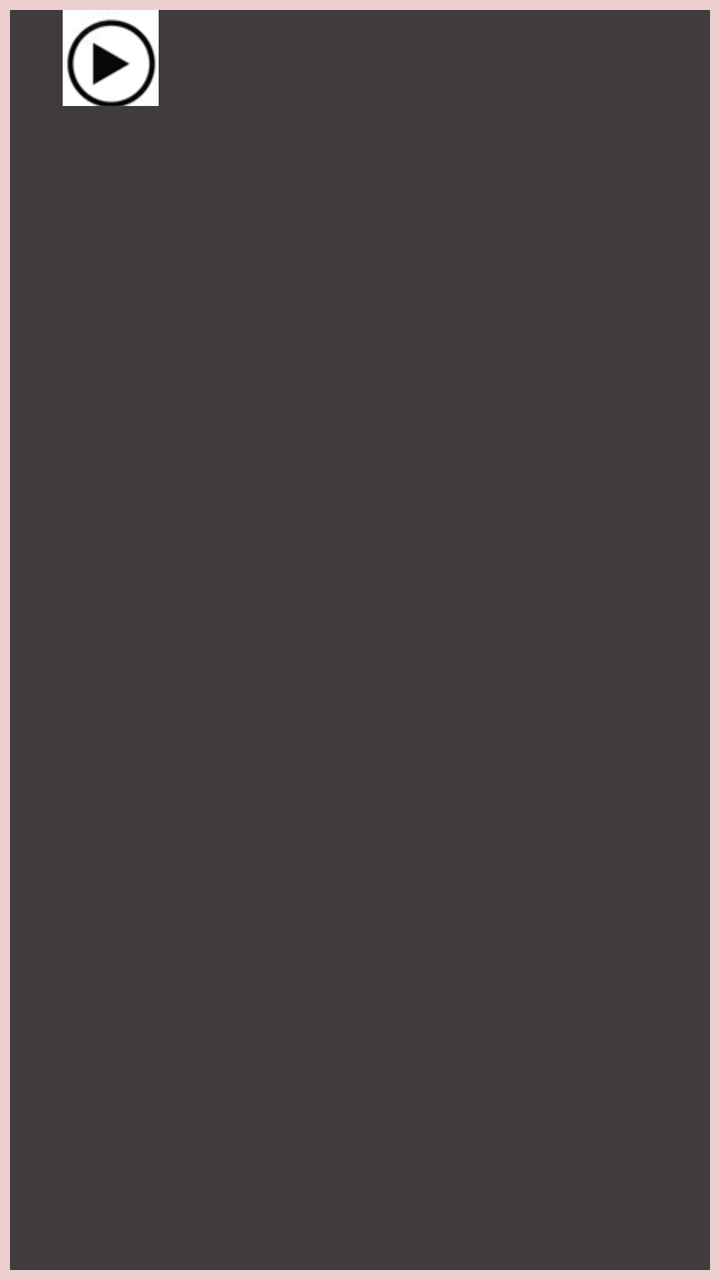
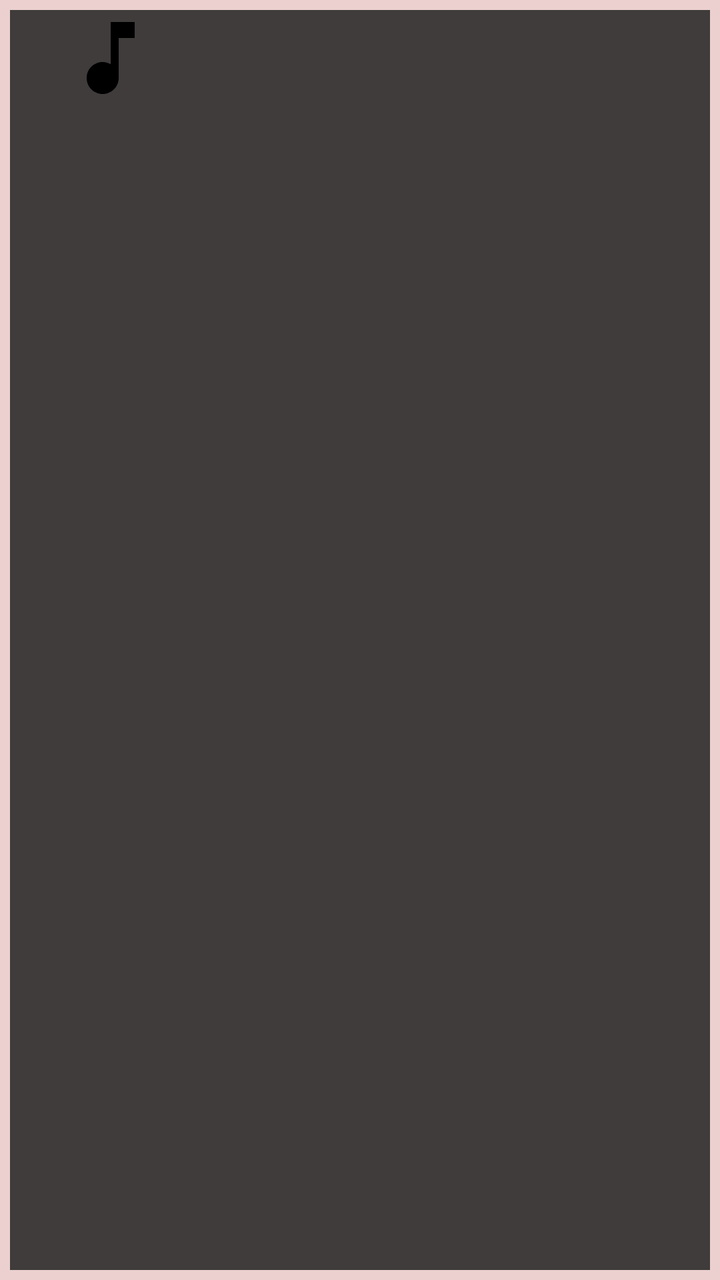

The first picture is an Android layout as it rendered before a commit; the second is the same layout after the commit. The layout source and the unified diff follow.
<!-- AndroidManifest.xml: application theme Theme.Playlist -->
<!-- res/layout/canzone.xml -->
<?xml version="1.0" encoding="utf-8"?>
<LinearLayout xmlns:android="http://schemas.android.com/apk/res/android"
    xmlns:app="http://schemas.android.com/apk/res-auto"
    xmlns:tools="http://schemas.android.com/tools"
    android:layout_width="match_parent"
    android:layout_height="wrap_content"
    android:background="#ECD0D0"
    android:clickable="true"
    android:focusable="true"
    android:orientation="vertical"
    android:padding="5dp"
    tools:context=".canzone">

    <LinearLayout
        android:layout_width="match_parent"
        android:layout_height="match_parent"
        android:background="#403C3C"
        android:orientation="horizontal">

        <TextView
            android:id="@+id/numero"
            android:layout_width="wrap_content"
            android:layout_height="wrap_content"
            android:layout_marginTop="15dp"
            android:layout_weight="0.1"
            android:textAlignment="center"
            android:textColor="#FFFFFF"
            android:textSize="16sp"
            android:textStyle="bold" />

        <ImageView
            android:id="@+id/copertina"
            android:layout_width="48dp"
            android:layout_height="48dp"
            android:layout_marginEnd="12dp"
            android:scaleType="centerCrop"
            android:src="@tools:sample/avatars"
            app:srcCompat="@drawable/apri" />

        <LinearLayout
            android:layout_width="0dp"
            android:layout_height="wrap_content"
            android:layout_weight="1"
            android:background="#403C3C"
            android:orientation="vertical">

            <TextView
                android:id="@+id/titoloCan"
                android:layout_width="match_parent"
                android:layout_height="wrap_content"
                android:textSize="16sp"
                android:textStyle="bold" />

            <TextView
                android:id="@+id/artiCan"
                android:layout_width="match_parent"
                android:layout_height="wrap_content"
                android:layout_marginTop="5dp"
                android:textColor="#888888"
                android:textSize="16sp" />
        </LinearLayout>
    </LinearLayout>

</LinearLayout>
<!-- resources referenced by this layout -->
<resources>
  <!-- drawable apri: png bitmap (drawable, 4647 bytes) -->
  <style name="Theme.Playlist" parent="Base.Theme.Playlist" />
  <style name="Base.Theme.Playlist" parent="Theme.Material3.DayNight.NoActionBar">
          
          
      </style>
</resources>

<!-- the commit's change to res/layout/canzone.xml (unified diff, before → after) -->
@@ -34,7 +34,7 @@
             android:layout_height="48dp"
             android:layout_marginEnd="12dp"
             android:scaleType="centerCrop"
-            android:src="@tools:sample/avatars"
+            android:src="@drawable/ic_music_placeholder"
             app:srcCompat="@drawable/apri" />
 
         <LinearLayout
<!-- resource entries referenced after the edit -->
@@ -1,6 +1,12 @@
 <!-- resources referenced by this layout -->
 <resources>
   <!-- drawable apri: png bitmap (drawable, 4647 bytes) -->
+  <!-- drawable ic_music_placeholder (drawable) -->
+  <vector android:height="24dp" android:tint="#000000"
+      android:viewportHeight="24" android:viewportWidth="24"
+      android:width="24dp" xmlns:android="http://schemas.android.com/apk/res/android">
+      <path android:fillColor="@android:color/white" android:pathData="M12,3v10.55c-0.59,-0.34 -1.27,-0.55 -2,-0.55 -2.21,0 -4,1.79 -4,4s1.79,4 4,4 4,-1.79 4,-4V7h4V3h-6z"/>
+  </vector>
   <style name="Theme.Playlist" parent="Base.Theme.Playlist" />
   <style name="Base.Theme.Playlist" parent="Theme.Material3.DayNight.NoActionBar">
           
